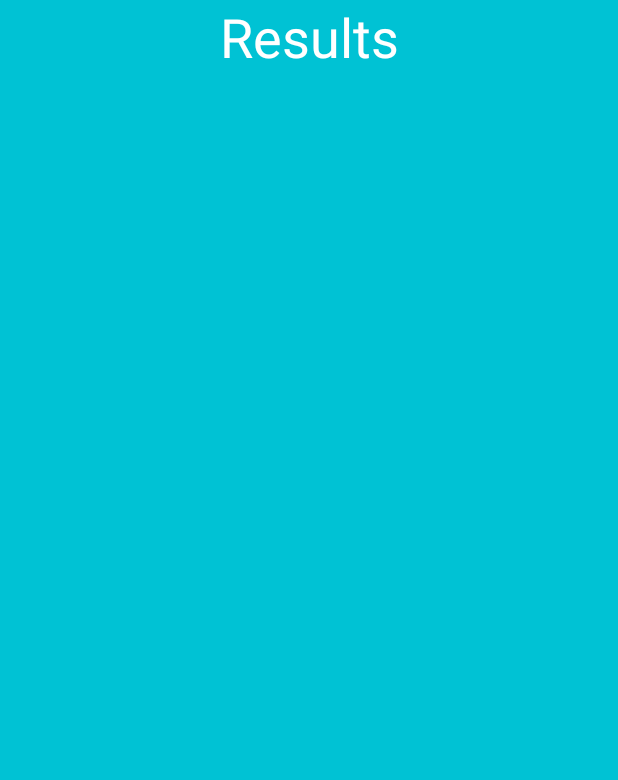
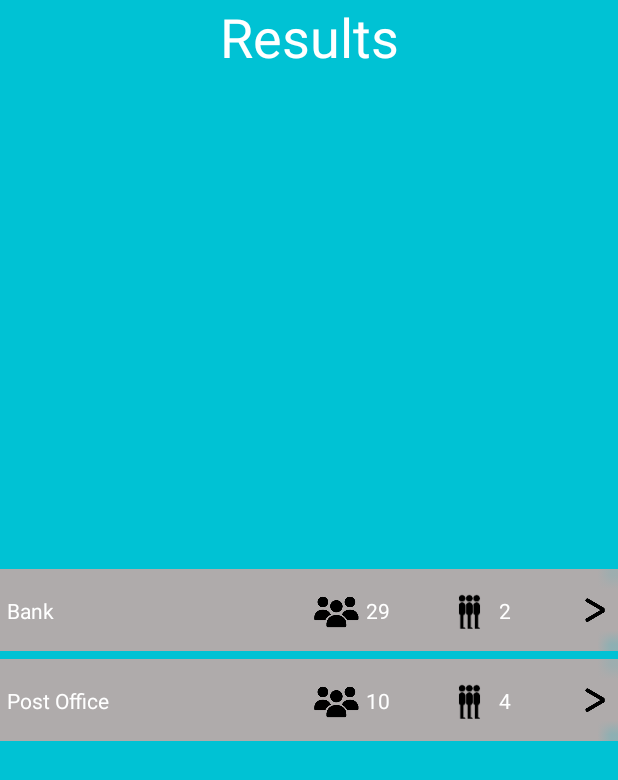
Before and after one commit to FuadYoussef/SafeShop, an Android app: the DisplayResultsActivity screen opened directly, with no data from a screen before it, on a phone screen of 412 x 824 dp. Shown: the top 780 px of the screen. Run offline under Robolectric (Android 15) with nearby library versions, the phone set to English and light mode, and no system bars.

Commit message:
recylcer view should work

```diff
--- a/app/src/main/java/tech/youssef/safeshop/DisplayResultsActivity.java
+++ b/app/src/main/java/tech/youssef/safeshop/DisplayResultsActivity.java
@@ -15,15 +15,22 @@ public class DisplayResultsActivity extends AppCompatActivity {
     @Override
     protected void onCreate(Bundle savedInstanceState) {
         ArrayList<String> businessNames = new ArrayList<>();
-        ArrayList<String> numCustomers = new ArrayList<>();
-        ArrayList<String> numWaiting = new ArrayList<>();
+        ArrayList<Integer> numCustomers = new ArrayList<>();
+        ArrayList<Integer> numWaiting = new ArrayList<>();
+        businessNames.add("Bank");
+        businessNames.add("Post Office");
+        numCustomers.add(29);
+        numCustomers.add(10);
+        numWaiting.add(2);
+        numWaiting.add(4);
         super.onCreate(savedInstanceState);
         setContentView(R.layout.activity_display_results);
+        recyclerView = findViewById(R.id.resultRecycle);
         layoutManager = new LinearLayoutManager(this);
         recyclerView.setLayoutManager(layoutManager);
 
         // specify an adapter (see also next example)
-        mAdapter = new MyAdapter(myDataset);
+        mAdapter = new mAdapter(businessNames, numCustomers, numWaiting, this);
         recyclerView.setAdapter(mAdapter);
     }
 }
--- a/app/src/main/java/tech/youssef/safeshop/SearchActivity.java
+++ b/app/src/main/java/tech/youssef/safeshop/SearchActivity.java
@@ -2,6 +2,7 @@ package tech.youssef.safeshop;
 
 import androidx.appcompat.app.AppCompatActivity;
 
+import android.content.Intent;
 import android.os.Bundle;
 import android.view.View;
 import android.widget.ArrayAdapter;
@@ -48,6 +49,7 @@ public class SearchActivity extends AppCompatActivity {
     }
 
     public void search(View view) {
-
+        Intent intent = new Intent(this, DisplayResultsActivity.class);
+        startActivity(intent);
     }
 }
--- a/app/src/main/java/tech/youssef/safeshop/mAdapter.java
+++ b/app/src/main/java/tech/youssef/safeshop/mAdapter.java
@@ -10,9 +10,8 @@ import android.widget.RelativeLayout;
 import android.widget.TextView;
 
 import androidx.annotation.NonNull;
+import androidx.constraintlayout.widget.ConstraintLayout;
 import androidx.recyclerview.widget.RecyclerView;
-
-import java.lang.reflect.Array;
 import java.util.ArrayList;
 
 public class mAdapter extends RecyclerView.Adapter<mAdapter.ViewHolder> {
@@ -39,8 +38,8 @@ public class mAdapter extends RecyclerView.Adapter<mAdapter.ViewHolder> {
     @Override
     public void onBindViewHolder(@NonNull ViewHolder viewHolder, int i) {
         viewHolder.businessName.setText(businessNames.get(i));
-        viewHolder.numPeople.setText(numPeople.get(i));
-        viewHolder.waitLine.setText(waitLines.get(i));
+        viewHolder.numPeople.setText(Integer.toString(numPeople.get(i)));
+        viewHolder.waitLine.setText(Integer.toString(waitLines.get(i)));
     }
 
     @Override
@@ -53,7 +52,7 @@ public class mAdapter extends RecyclerView.Adapter<mAdapter.ViewHolder> {
         TextView businessName;
         TextView numPeople;
         TextView waitLine;
-        RelativeLayout parentLayout;
+        ConstraintLayout parentLayout;
         public ViewHolder(@NonNull View itemView) {
             super(itemView);
             businessName = itemView.findViewById(R.id.businessNameLabel);
--- a/app/src/main/res/layout/activity_display_results.xml
+++ b/app/src/main/res/layout/activity_display_results.xml
@@ -18,7 +18,7 @@
         app:layout_constraintRight_toRightOf="parent"
         app:layout_constraintTop_toTopOf="parent" />
 
-    <android.support.v7.widget.RecyclerView
+    <androidx.recyclerview.widget.RecyclerView
         android:id="@+id/resultRecycle"
         android:scrollbars="vertical"
         android:layout_width="match_parent"
--- a/app/src/main/res/layout/business_element.xml
+++ b/app/src/main/res/layout/business_element.xml
@@ -9,7 +9,6 @@
         android:id="@+id/businessBackground"
         android:layout_width="match_parent"
         android:layout_height="60dp"
-        android:onClick="launchSignUpCustomer"
         android:src="@mipmap/business_background"
         app:layout_constraintBottom_toBottomOf="parent"
         app:layout_constraintLeft_toLeftOf="parent"
@@ -35,7 +34,6 @@
         android:layout_width="30dp"
         android:layout_height="30dp"
         android:layout_marginTop="8dp"
-        android:onClick="launchSignUpCustomer"
         android:src="@mipmap/people_icon"
         app:layout_constraintBottom_toBottomOf="@id/businessBackground"
         app:layout_constraintHorizontal_bias="0.714"
@@ -63,7 +61,6 @@
         android:layout_width="30dp"
         android:layout_height="30dp"
         android:layout_marginTop="8dp"
-        android:onClick="launchSignUpCustomer"
         android:src="@mipmap/waiting_icon"
         app:layout_constraintBottom_toBottomOf="@id/businessBackground"
         app:layout_constraintHorizontal_bias="0.714"
@@ -91,7 +88,6 @@
         android:layout_width="20dp"
         android:layout_height="20dp"
         android:layout_marginTop="8dp"
-        android:onClick="launchSignUpCustomer"
         android:src="@mipmap/business_element_arrow"
         app:layout_constraintBottom_toBottomOf="@id/businessBackground"
         app:layout_constraintHorizontal_bias="0.714"
```
